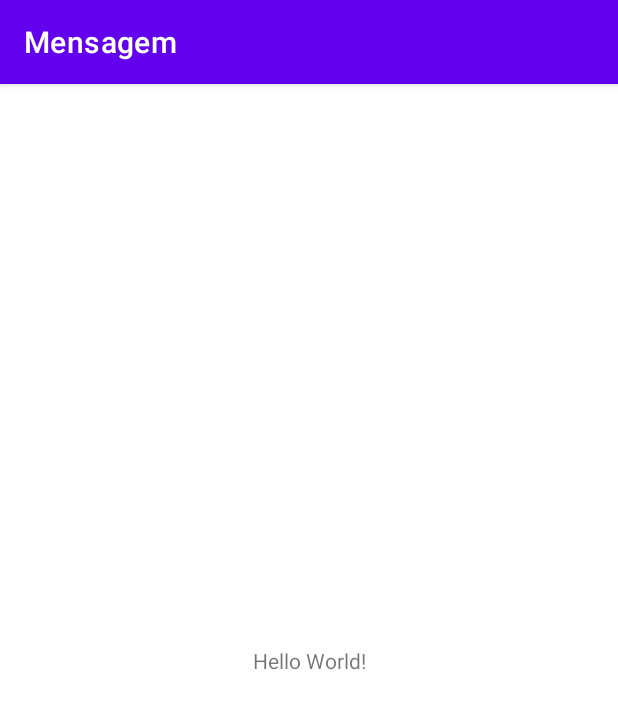
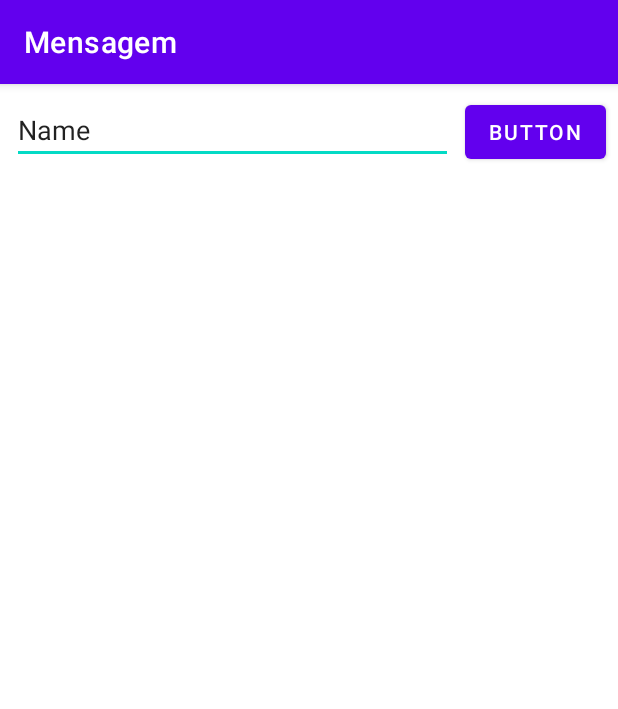
Before and after one commit to DaniCarmona/Mensagem, an Android app: the screen it shows after launch (MainActivity), on a phone screen of 412 x 824 dp. Shown: the top 709 px of the screen. Run offline under Robolectric (Android 15) with nearby library versions, the phone set to English and light mode, and no system bars.

Commit message:
constraints commit

```diff
--- a/app/src/main/res/layout/activity_main.xml
+++ b/app/src/main/res/layout/activity_main.xml
@@ -6,13 +6,29 @@
     android:layout_height="match_parent"
     tools:context=".MainActivity">
 
-    <TextView
+    <EditText
+        android:id="@+id/editTextTextPersonName"
+        android:layout_width="0dp"
+        android:layout_height="wrap_content"
+        android:layout_marginStart="8dp"
+        android:layout_marginLeft="8dp"
+        android:layout_marginTop="8dp"
+        android:layout_marginEnd="8dp"
+        android:layout_marginRight="8dp"
+        android:ems="10"
+        android:inputType="textPersonName"
+        android:text="Name"
+        app:layout_constraintEnd_toStartOf="@+id/button"
+        app:layout_constraintStart_toStartOf="parent"
+        app:layout_constraintTop_toTopOf="parent" />
+
+    <Button
+        android:id="@+id/button"
         android:layout_width="wrap_content"
         android:layout_height="wrap_content"
-        android:text="Hello World!"
-        app:layout_constraintBottom_toBottomOf="parent"
-        app:layout_constraintLeft_toLeftOf="parent"
-        app:layout_constraintRight_toRightOf="parent"
-        app:layout_constraintTop_toTopOf="parent" />
-
+        android:layout_marginEnd="8dp"
+        android:layout_marginRight="8dp"
+        android:text="Button"
+        app:layout_constraintBaseline_toBaselineOf="@+id/editTextTextPersonName"
+        app:layout_constraintEnd_toEndOf="parent" />
 </androidx.constraintlayout.widget.ConstraintLayout>
```
